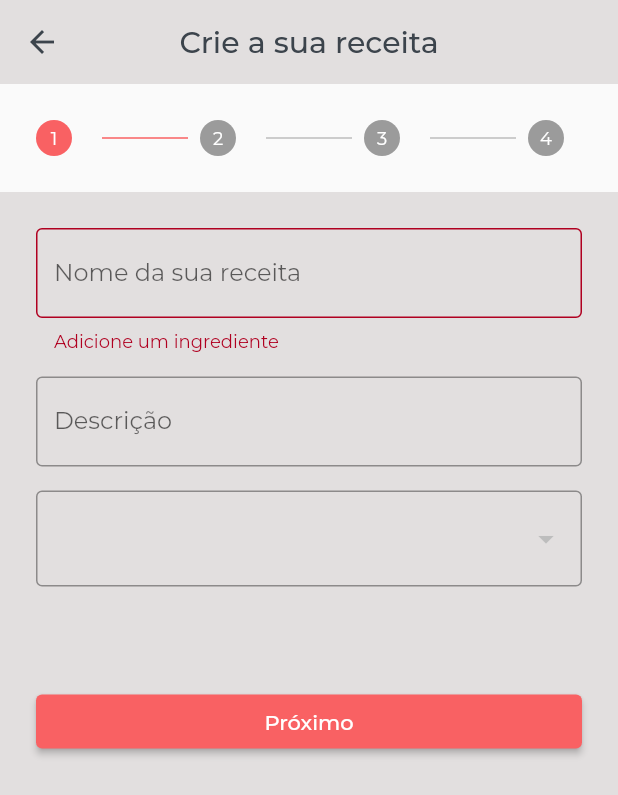
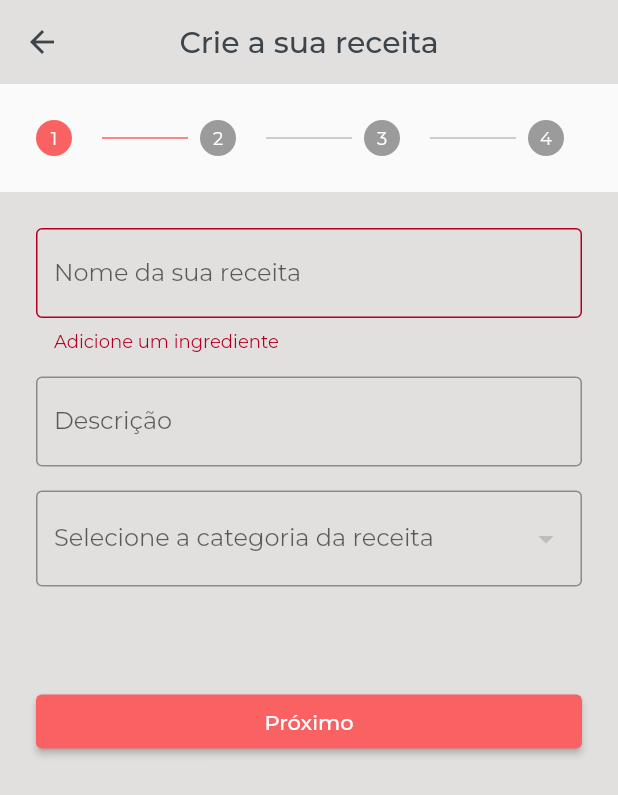
Before and after one commit to hendriksonpetzold/food_recipe_app, a Flutter app: the CreateMyRecipesPage screen opened by its route, after a tap on "Próximo", on a phone screen of 412 x 824 dp. Shown: the top 795 px of the screen. Run offline on Flutter 3.47's test engine with Material 2 defaults, Android fonts, the phone set to English and light mode, and no system bars; our stand-ins replace dio, get, google_fonts, hive, hive_flutter, pull_to_refresh; accounts and stored records are empty; network calls fail.

Commit message:
feat: offline first

```diff
--- a/lib/components/custom_dialog.dart
+++ b/lib/components/custom_dialog.dart
@@ -20,7 +20,7 @@ class CustomDialog extends Dialog {
               mainAxisAlignment: MainAxisAlignment.center,
               children: [
                 const Text(
-                  'Tem certeza que deseja deletar?',
+                  'Tem certeza que deseja excluir?',
                   style: TextStyle(
                     fontWeight: FontWeight.bold,
                     fontSize: 14,
--- a/lib/main.dart
+++ b/lib/main.dart
@@ -9,5 +9,6 @@ void main() async {
   Hive.registerAdapter(RecipeModelAdapter());
   await Hive.openBox<RecipeModel>('favorite');
   await Hive.openBox<RecipeModel>('my_recipes');
+  await Hive.openBox('category');
   runApp(const App());
 }
--- a/lib/pages/create_my_recipes/components/create_my_recipes_custom_drop_down_form_field.dart
+++ b/lib/pages/create_my_recipes/components/create_my_recipes_custom_drop_down_form_field.dart
@@ -14,6 +14,7 @@ class CreateMyRecipesCustomDropDownFormField extends StatelessWidget {
       decoration: const InputDecoration(border: OutlineInputBorder()),
       dropdownColor: AppColors.backGroundColor,
       isDense: true,
+      hint: const Text('Selecione a categoria da receita'),
       items: items
           .map(
             (item) => DropdownMenuItem<String>(
--- a/lib/repository/category_repository.dart
+++ b/lib/repository/category_repository.dart
@@ -1,8 +1,9 @@
 import 'package:dio/dio.dart';
 import 'package:food_recipe_app/models/category_model.dart';
+import 'package:food_recipe_app/services/custom_dio/custom_dio.dart';
 
 class CategoryRepository {
-  Dio dio = Dio();
+  CustomDio dio = CustomDio();
   final String _url = const String.fromEnvironment('url');
   Future<List<CategoryModel>> findAll() async {
     final response = await dio.get('$_url/category');
--- /dev/null
+++ b/lib/services/custom_dio/custom_dio.dart
@@ -0,0 +1,8 @@
+import 'package:dio/native_imp.dart';
+import 'package:food_recipe_app/services/interceptors/cache_interceptors.dart';
+
+class CustomDio extends DioForNative {
+  CustomDio() {
+    interceptors.add(CacheInterceptors());
+  }
+}
--- /dev/null
+++ b/lib/services/interceptors/cache_interceptors.dart
@@ -0,0 +1,33 @@
+import 'dart:convert';
+
+import 'package:dio/dio.dart';
+import 'package:hive/hive.dart';
+
+class CacheInterceptors implements InterceptorsWrapper {
+  @override
+  void onRequest(RequestOptions options, RequestInterceptorHandler handler) {
+    handler.next(options);
+  }
+
+  @override
+  void onResponse(Response response, ResponseInterceptorHandler handler) async {
+    if (response.requestOptions.method == "GET") {
+      final instance = Hive.box('category');
+      instance.put(response.requestOptions.path, jsonEncode(response.data));
+    }
+    handler.resolve(response);
+  }
+
+  @override
+  void onError(DioError err, ErrorInterceptorHandler handler) {
+    final instance = Hive.box('category');
+    if (instance.containsKey(err.requestOptions.path)) {
+      final json = instance.get(err.requestOptions.path);
+      if (json != null) {
+        final data = jsonDecode(json);
+        handler
+            .resolve(Response(requestOptions: err.requestOptions, data: data));
+      }
+    }
+  }
+}
```
